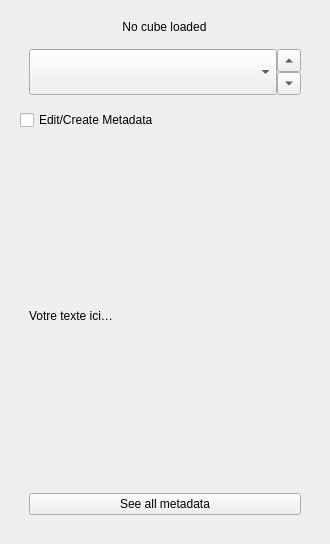
The window that metadata/metadata_dock.ui (colorimgugr/HyperDocApp) describes before a commit, drawn with Qt 5.
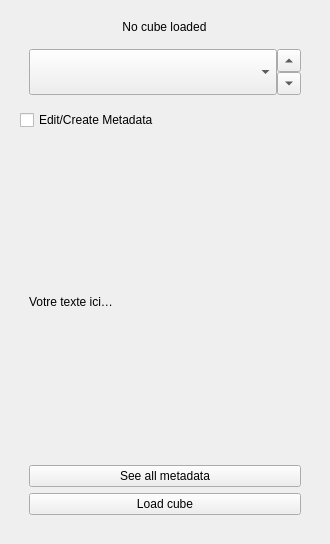
The same window after the commit. The open tabs and pages were chosen to show the change.

Commit message: [Metadata] copy from other cube -> type keep for non editable like numpy open cube possibility [Registration] all metadata seems OK. Gestion des croped parent etc....

What changed in the file:
```diff
--- a/metadata/metadata_dock.ui
+++ b/metadata/metadata_dock.ui
@@ -112,6 +112,13 @@
             </property>
            </widget>
           </item>
+          <item>
+           <widget class="QPushButton" name="pushButton_load_cube">
+            <property name="text">
+             <string>Load cube</string>
+            </property>
+           </widget>
+          </item>
          </layout>
         </widget>
         <widget class="QWidget" name="page_edit">
```
Left out of the diff: 2 changed lines with no effect on the pictures. The commit also changes 8 other files.
